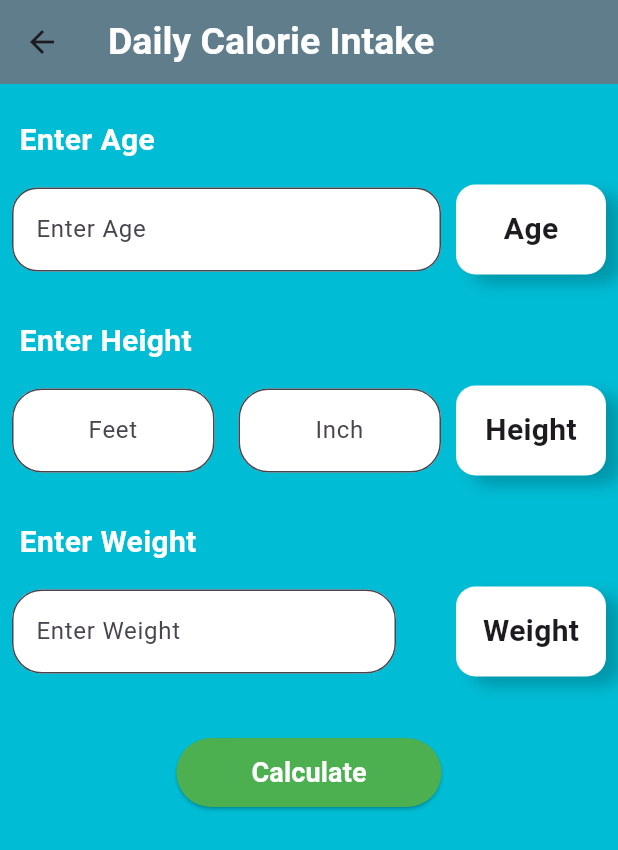
After one commit to AayushxRajput/bmi_calculator, a Flutter app: the FemaleScreen screen opened directly, on a phone screen of 412 x 824 dp. The commit adds this screen. Shown: the top 850 px of the screen. Run offline on Flutter 3.47's test engine with Material 3 defaults, Android fonts, the phone set to English and light mode, and no system bars; our stand-ins replace numberpicker.

Commit message:
Create a Select Male Female Screen

```diff
--- a/lib/home.dart
+++ b/lib/home.dart
@@ -1,8 +1,9 @@
 import 'package:flutter/material.dart';
 import 'home_children/body_mass_index.dart';
 import 'home_children/calorie_burned.dart';
-import 'home_children/daily_calorie_intake.dart';
+// import 'home_children/daily_calorie_intake.dart';
 import 'home_children/daily_water_intake.dart';
+import 'home_children/select_male_female.dart';
 
 class Home extends StatefulWidget {
   @override
@@ -146,7 +147,7 @@ class _HomeState extends State<Home> {
                       // Navigate to the Daily Calorie Intake screen
                       Navigator.push(
                         context,
-                        MaterialPageRoute(builder: (context) => const DailyCalorieIntake()),
+                        MaterialPageRoute(builder: (context) => const MaleFemaleScreen()),
                       );
                     }
 
--- /dev/null
+++ b/lib/home_children/Male_Female/female.dart
@@ -0,0 +1,283 @@
+import 'package:flutter/material.dart';
+
+class FemaleScreen extends StatefulWidget {
+  const FemaleScreen({super.key});
+
+  @override
+  State<FemaleScreen> createState() => _FemaleScreenState();
+}
+
+class _FemaleScreenState extends State<FemaleScreen> {
+  @override
+  Widget build(BuildContext context) {
+    return  Scaffold(
+      backgroundColor: Colors.cyan,
+      appBar: AppBar(
+        leading: IconButton(
+          icon: const Icon(Icons.arrow_back),
+          onPressed: () {
+            Navigator.pop(context);
+          },
+        ),
+        backgroundColor:Colors.blueGrey ,
+        title: const Text(
+          "Daily Calorie Intake",
+          style: TextStyle(
+            fontSize: 25,
+            fontWeight: FontWeight.bold,
+            color: Colors.white,
+          ),
+        ),
+      ),
+
+      body:  Padding(
+        padding: const EdgeInsets.all(8.0),
+        child:  SingleChildScrollView(
+          child: Column(
+            children: [
+
+              //Enter Age Text
+              const SizedBox(height: 15,),
+              const Padding(
+                padding: EdgeInsets.only(left: 5),
+                child: Align(
+                  alignment: Alignment.centerLeft,
+                  child: Text(
+                    'Enter Age',
+                    style: TextStyle(
+                      fontSize: 20,
+                      color: Colors.white,
+                      fontWeight: FontWeight.w700,
+                    ),
+                  ),
+                ),
+              ),
+
+              //Enter Age TextField
+              const SizedBox(height: 15,),
+              Row(
+                children: [
+                  Expanded(
+                    child: TextField(
+                      keyboardType: TextInputType.number,
+                      decoration: InputDecoration(
+                        border: OutlineInputBorder(
+                          borderRadius: BorderRadius.circular(17),
+                        ),
+
+                        hintText: 'Enter Age ',
+                        fillColor: Colors.white,
+                        filled: true,
+                      ),
+                    ),
+                  ),
+
+                  const SizedBox(width: 10,),
+                  Container(
+                    height: 60,
+                    width: 100,
+                    decoration: BoxDecoration(
+                      borderRadius: BorderRadius.circular(13),
+                      boxShadow: [
+                        BoxShadow(
+                          color: Colors.black.withOpacity(0.2),
+                          blurRadius: 8,
+                          offset: const Offset(10, 6),
+                        ),
+                      ],
+                      color: Colors.white,
+                    ),
+                    child: const Center(
+                      child: Text(
+                        "Age",
+                        style: TextStyle(
+                          fontSize: 20,
+                          fontWeight: FontWeight.bold,
+                        ),
+                      ),
+                    ),
+                  ),
+
+                ],
+              ),
+
+              //Enter Height Text
+              const SizedBox(height: 30,),
+              const Padding(
+                padding: EdgeInsets.only(left: 5),
+                child: Align(
+                  alignment: Alignment.centerLeft,
+                  child: Text(
+                    'Enter Height',
+                    style: TextStyle(
+                      fontSize: 20,
+                      color: Colors.white,
+                      fontWeight: FontWeight.w700,
+                    ),
+                  ),
+                ),
+              ),
+
+              //Enter Height TextField
+              const SizedBox(height: 15,),
+              Row(
+                mainAxisAlignment: MainAxisAlignment.center,
+                children: [
+                  Expanded(
+                    child: TextField(
+                      keyboardType: TextInputType.number,
+                      decoration: InputDecoration(
+                        border: OutlineInputBorder(
+                          borderRadius: BorderRadius.circular(20),
+                        ),
+                        hintText: 'Feet',
+                        fillColor: Colors.white,
+                        filled: true,
+                      ),
+                      textAlign: TextAlign.center,
+                    ),
+                  ),
+
+
+                  const SizedBox(width: 16),
+                  Expanded(
+                    child: TextField(
+                      keyboardType: TextInputType.number,
+                      decoration: InputDecoration(
+                        border: OutlineInputBorder(
+                          borderRadius: BorderRadius.circular(20),
+                        ),
+                        hintText: 'Inch',
+                        fillColor: Colors.white,
+                        filled: true,
+                      ),
+                      textAlign: TextAlign.center,
+                    ),
+                  ),
+
+                  const SizedBox(width: 10,),
+                  Container(
+                    height: 60,
+                    width: 100,
+                    decoration: BoxDecoration(
+                      borderRadius: BorderRadius.circular(13),
+                      boxShadow: [
+                        BoxShadow(
+                          color: Colors.black.withOpacity(0.2),
+                          blurRadius: 8,
+                          offset: const Offset(10, 6),
+                        ),
+                      ],
+                      color: Colors.white,
+                    ),
+                    child: const Center(
+                      child: Text(
+                        "Height",
+                        style: TextStyle(
+                          fontSize: 20,
+                          fontWeight: FontWeight.bold,
+                        ),
+                      ),
+                    ),
+                  ),
+                ],
+              ),
+
+              //Enter Weight Text
+              const SizedBox(height: 30,),
+              const Padding(
+                padding: EdgeInsets.only(left: 5),
+                child: Align(
+                  alignment: Alignment.centerLeft,
+                  child: Text(
+                    'Enter Weight',
+                    style: TextStyle(
+                      fontSize: 20,
+                      color: Colors.white,
+                      fontWeight: FontWeight.w700,
+                    ),
+                  ),
+                ),
+              ),
+
+              //Enter Weight TextField
+              const SizedBox(height: 15,),
+              Row(
+                mainAxisAlignment: MainAxisAlignment.center,
+                children: [
+                  Expanded(
+                    child: Padding(
+                      padding: const EdgeInsets.only(left: 0,right: 30),
+                      child: TextField(
+                        keyboardType: TextInputType.number,
+                        decoration: InputDecoration(
+                          border: OutlineInputBorder(
+                            borderRadius: BorderRadius.circular(20),
+                          ),
+                          hintText: 'Enter Weight',
+                          fillColor: Colors.white,
+                          filled: true,
+                        ),
+                      ),
+                    ),
+                  ),
+
+                  const SizedBox(width: 10,),
+                  Container(
+                    height: 60,
+                    width: 100,
+                    decoration: BoxDecoration(
+                      borderRadius: BorderRadius.circular(13),
+                      boxShadow: [
+                        BoxShadow(
+                          color: Colors.black.withOpacity(0.2),
+                          blurRadius: 8,
+                          offset: const Offset(10, 6),
+                        ),
+                      ],
+                      color: Colors.white,
+                    ),
+                    child: const Center(
+                      child: Text(
+                        "Weight",
+                        style: TextStyle(
+                          fontSize: 20,
+                          fontWeight: FontWeight.bold,
+                        ),
+                      ),
+                    ),
+                  ),
+                ],
+              ),
+
+              //Calculate Button
+              const SizedBox(height: 40,),
+              ElevatedButton(
+                onPressed: () {
+                },
+
+                style: ElevatedButton.styleFrom(
+                  backgroundColor: Colors.green,
+                  padding: const EdgeInsets.symmetric(horizontal: 50, vertical: 10),
+                  shape: RoundedRectangleBorder(
+                    borderRadius: BorderRadius.circular(35),
+                  ),
+                ),
+
+                child: const Text(
+                  'Calculate',
+                  style: TextStyle(
+                    color: Colors.white,
+                    fontSize: 18,
+                    fontWeight: FontWeight.bold,
+                  ),
+                ),
+              )
+
+            ],
+          ),
+        ),
+      ),
+    );
+  }
+}
--- a/lib/home_children/daily_calorie_intake.dart
+++ b/lib/home_children/Male_Female/male.dart
@@ -1,13 +1,13 @@
 import 'package:flutter/material.dart';
 
-class DailyCalorieIntake extends StatefulWidget {
-  const DailyCalorieIntake({super.key});
+class MaleScreen extends StatefulWidget {
+  const MaleScreen({super.key});
 
   @override
-  State<DailyCalorieIntake> createState() => _DailyCalorieIntakeState();
+  State<MaleScreen> createState() => _MaleScreenState();
 }
 
-class _DailyCalorieIntakeState extends State<DailyCalorieIntake> {
+class _MaleScreenState extends State<MaleScreen> {
   @override
   Widget build(BuildContext context) {
     return  Scaffold(
--- /dev/null
+++ b/lib/home_children/select_male_female.dart
@@ -0,0 +1,66 @@
+import 'package:flutter/material.dart';
+import 'Male_Female/female.dart';
+import 'Male_Female/male.dart';
+
+class MaleFemaleScreen extends StatefulWidget {
+  const MaleFemaleScreen({super.key});
+
+  @override
+  State<MaleFemaleScreen> createState() => _MaleFemaleScreenState();
+}
+
+class _MaleFemaleScreenState extends State<MaleFemaleScreen> {
+  @override
+  Widget build(BuildContext context) {
+    return Scaffold(
+      backgroundColor: Colors.cyan,
+      body: Center(
+        child: Row(
+          mainAxisAlignment: MainAxisAlignment.center,
+          children: [
+            GestureDetector(
+              onTap: () {
+                Navigator.push(
+                  context,
+                  MaterialPageRoute(builder: (context) => MaleScreen()),
+                );
+              },
+              child: Container(
+                decoration: BoxDecoration(
+                  borderRadius: BorderRadius.circular(10),
+                  image: DecorationImage(
+                    image: AssetImage('images/black_male.jpg'),
+                    fit: BoxFit.cover,
+                  ),
+                ),
+                width: 150,
+                height: 250,
+              ),
+            ),
+            SizedBox(width: 20),
+
+            GestureDetector(
+              onTap: () {
+                Navigator.push(
+                  context,
+                  MaterialPageRoute(builder: (context) => FemaleScreen()),
+                );
+              },
+              child: Container(
+                decoration: BoxDecoration(
+                  borderRadius: BorderRadius.circular(10),
+                  image: DecorationImage(
+                    image: AssetImage('images/black_female.jpg'),
+                    fit: BoxFit.cover,
+                  ),
+                ),
+                width: 150,
+                height: 250,
+              ),
+            ),
+          ],
+        ),
+      ),
+    );
+  }
+}
--- a/lib/main.dart
+++ b/lib/main.dart
@@ -1,13 +1,10 @@
 import 'package:bmi_calculator/splash_screen.dart';
 import 'package:flutter/material.dart';
-
-
 void main() {
   runApp(const MyApp());
 }
 class MyApp extends StatelessWidget {
   const MyApp({super.key});
-
   @override
   Widget build(BuildContext context) {
     return  const MaterialApp(
--- a/pubspec.yaml
+++ b/pubspec.yaml
@@ -41,6 +41,12 @@ dependencies:
 dev_dependencies:
   flutter_test:
     sdk: flutter
+  flutter_launcher_icons: "^0.13.1"
+
+flutter_launcher_icons:
+  android: "launcher_icon"
+  ios: true
+  image_path: "images/bmi_logo1.png"
 
   # The "flutter_lints" package below contains a set of recommended lints to
   # encourage good coding practices. The lint set provided by the package is
```
Also changed, not shown: images/black_female.jpg (added), images/black_male.jpg (added), images/bmi_logo1.png (added), pubspec.lock.
